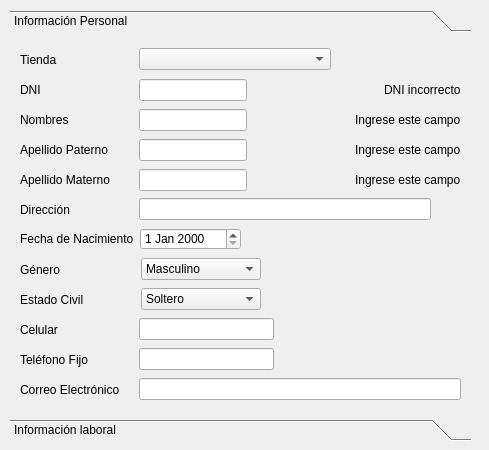
Before: the Qt Designer form ManagerM/ui_newedit_colaborador.ui in janfranco27/TheProyect, drawn with Qt 5.
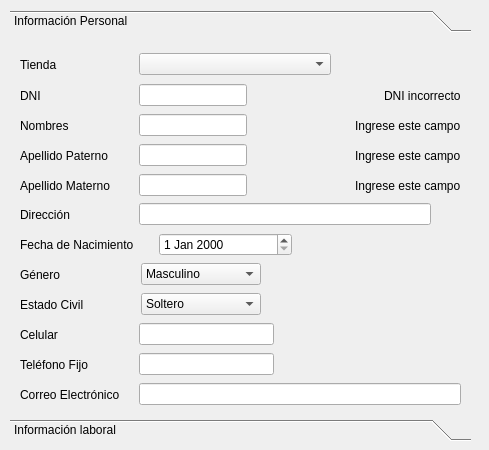
After: the same form once the commit is applied. Icons and pictures are not drawn.

Commit message: Cambios modulos colaborador-cliente I

The edit to the form file:
```diff
--- a/ManagerM/ui_newedit_colaborador.ui
+++ b/ManagerM/ui_newedit_colaborador.ui
@@ -34,6 +34,15 @@
      <height>431</height>
     </rect>
    </property>
+   <property name="frameShadow">
+    <enum>QFrame::Plain</enum>
+   </property>
+   <property name="lineWidth">
+    <number>1</number>
+   </property>
+   <property name="midLineWidth">
+    <number>0</number>
+   </property>
    <property name="currentIndex">
     <number>0</number>
    </property>
@@ -59,7 +68,7 @@
        <x>10</x>
        <y>310</y>
        <width>254</width>
-       <height>23</height>
+       <height>33</height>
       </rect>
      </property>
      <layout class="QHBoxLayout" name="horizontalLayout_17">
@@ -97,7 +106,7 @@
        <x>10</x>
        <y>280</y>
        <width>254</width>
-       <height>23</height>
+       <height>33</height>
       </rect>
      </property>
      <layout class="QHBoxLayout" name="horizontalLayout_18">
@@ -135,7 +144,7 @@
        <x>10</x>
        <y>340</y>
        <width>441</width>
-       <height>23</height>
+       <height>33</height>
       </rect>
      </property>
      <layout class="QHBoxLayout" name="horizontalLayout_20">
@@ -170,7 +179,7 @@
        <x>10</x>
        <y>250</y>
        <width>241</width>
-       <height>23</height>
+       <height>33</height>
       </rect>
      </property>
      <layout class="QHBoxLayout" name="horizontalLayout_22">
@@ -225,7 +234,7 @@
        <x>10</x>
        <y>160</y>
        <width>411</width>
-       <height>23</height>
+       <height>33</height>
       </rect>
      </property>
      <layout class="QHBoxLayout" name="horizontalLayout_24">
@@ -256,8 +265,8 @@
       <rect>
        <x>10</x>
        <y>190</y>
-       <width>221</width>
-       <height>22</height>
+       <width>272</width>
+       <height>33</height>
       </rect>
      </property>
      <layout class="QHBoxLayout" name="horizontalLayout_25">
@@ -285,7 +294,7 @@
        <x>10</x>
        <y>10</y>
        <width>311</width>
-       <height>23</height>
+       <height>33</height>
       </rect>
      </property>
      <layout class="QHBoxLayout" name="horizontalLayout_27">
@@ -319,7 +328,7 @@
        <x>10</x>
        <y>220</y>
        <width>241</width>
-       <height>23</height>
+       <height>33</height>
       </rect>
      </property>
      <layout class="QHBoxLayout" name="horizontalLayout_28">
@@ -358,13 +367,13 @@
       </item>
      </layout>
     </widget>
-    <widget class="QWidget" name="">
+    <widget class="QWidget" name="layoutWidget">
      <property name="geometry">
       <rect>
        <x>10</x>
        <y>130</y>
        <width>441</width>
-       <height>24</height>
+       <height>35</height>
       </rect>
      </property>
      <layout class="QHBoxLayout" name="horizontalLayout">
@@ -414,13 +423,13 @@
       </item>
      </layout>
     </widget>
-    <widget class="QWidget" name="">
+    <widget class="QWidget" name="layoutWidget">
      <property name="geometry">
       <rect>
        <x>10</x>
        <y>100</y>
        <width>441</width>
-       <height>24</height>
+       <height>35</height>
       </rect>
      </property>
      <layout class="QHBoxLayout" name="horizontalLayout_2">
@@ -470,13 +479,13 @@
       </item>
      </layout>
     </widget>
-    <widget class="QWidget" name="">
+    <widget class="QWidget" name="layoutWidget">
      <property name="geometry">
       <rect>
        <x>10</x>
        <y>70</y>
        <width>441</width>
-       <height>24</height>
+       <height>35</height>
       </rect>
      </property>
      <layout class="QHBoxLayout" name="horizontalLayout_3">
@@ -526,13 +535,13 @@
       </item>
      </layout>
     </widget>
-    <widget class="QWidget" name="">
+    <widget class="QWidget" name="layoutWidget">
      <property name="geometry">
       <rect>
        <x>10</x>
        <y>40</y>
        <width>441</width>
-       <height>24</height>
+       <height>35</height>
       </rect>
      </property>
      <layout class="QHBoxLayout" name="horizontalLayout_4">
```
Left out of the diff: 4 changed lines with no effect on the pictures. The commit also changes 65 other files.
